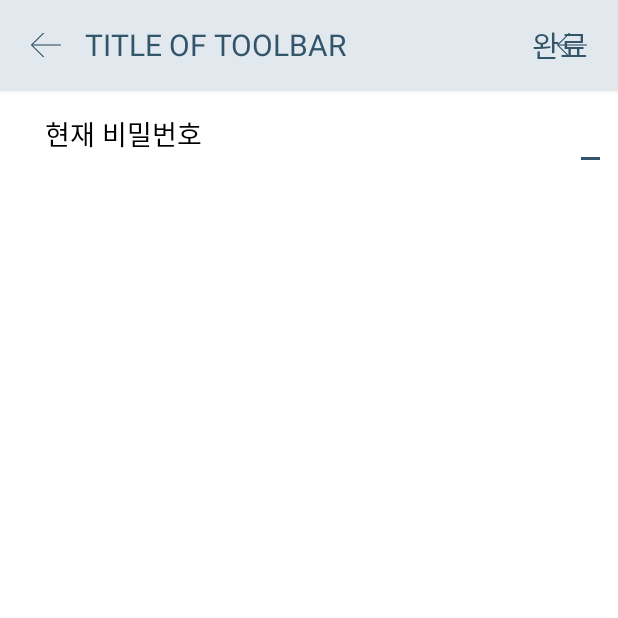
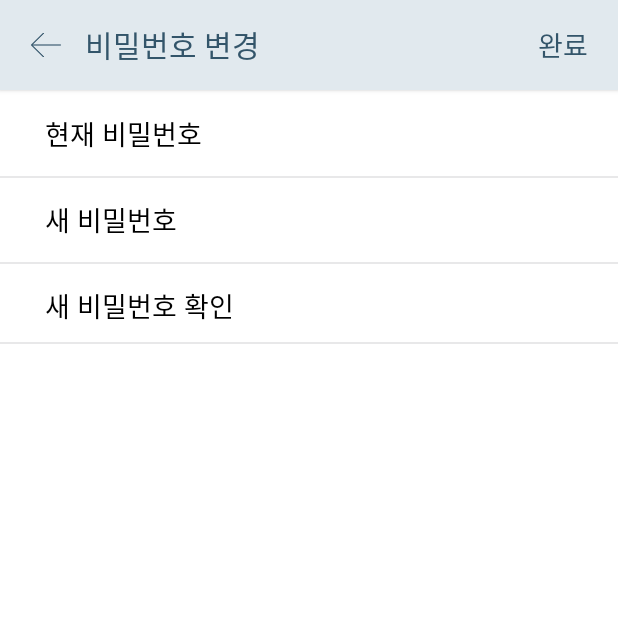
Before and after one commit to SignalHouse/Android-dear, an Android app: the PWUpdateActivity screen opened directly, with no data from a screen before it, on a phone screen of 412 x 824 dp, the top half of it. Run offline under Robolectric (Android 15) with nearby library versions, the phone set to English and light mode, and no system bars; our stand-ins replace ButterKnife.

Commit message:
pwupdate activity updated

```diff
--- a/app/src/main/java/nexters/com/dear/activity/PWUpdateActivity.java
+++ b/app/src/main/java/nexters/com/dear/activity/PWUpdateActivity.java
@@ -2,14 +2,47 @@ package nexters.com.dear.activity;
 
 import android.support.v7.app.AppCompatActivity;
 import android.os.Bundle;
+import android.support.v7.widget.Toolbar;
+import android.view.View;
+import android.widget.ImageView;
+import android.widget.TextView;
 
+import butterknife.BindView;
+import butterknife.ButterKnife;
+import butterknife.OnClick;
 import nexters.com.dear.R;
 
 public class PWUpdateActivity extends AppCompatActivity {
+    @BindView(R.id.pw_tool_bar)
+    Toolbar toolbar;
+    @BindView(R.id.tool_bar_base_title)
+    TextView txtTitle;
+    @BindView(R.id.tool_bar_base_btn)
+    ImageView btnBase;
+    @BindView(R.id.tool_bar_base_go_back)
+    ImageView btnGoBack;
+    @BindView(R.id.tool_bar_base_txt)
+    TextView txtComplete;
 
     @Override
     protected void onCreate(Bundle savedInstanceState) {
         super.onCreate(savedInstanceState);
         setContentView(R.layout.activity_pwupdate);
+
+        ButterKnife.bind(this);
+        setToolbar();
+    }
+
+    private void setToolbar(){
+        setSupportActionBar(toolbar);
+
+        txtTitle.setText("비밀번호 변경");
+        txtComplete.setVisibility(View.VISIBLE);
+        btnBase.setVisibility(View.GONE);
+    }
+
+    @OnClick(R.id.tool_bar_base_go_back)
+    void onGoBackClicked(){
+        finish();
     }
 }
--- a/app/src/main/res/layout/activity_pwupdate.xml
+++ b/app/src/main/res/layout/activity_pwupdate.xml
@@ -6,6 +6,7 @@
     android:layout_height="match_parent"
     tools:context=".activity.PWUpdateActivity"
     android:orientation="vertical"
+    android:background="#ffffff"
     >
 
     <include
@@ -14,44 +15,138 @@
 
     <android.support.constraint.ConstraintLayout
         android:layout_width="match_parent"
-        android:layout_height="match_parent"
+        android:layout_height="wrap_content"
         android:background="#ffffff"
         >
 
         <TextView
             android:id="@+id/pw_dscrp_cur_pw"
-            android:layout_width="wrap_content"
+            android:layout_width="0dp"
             android:layout_height="wrap_content"
-            android:layout_marginStart="30dp"
+            android:layout_marginBottom="8dp"
+            android:layout_marginStart="@dimen/margin_side_long"
             android:layout_marginTop="15dp"
             android:text="현재 비밀번호"
             android:textColor="#000000"
-            android:textSize="18dp"
+            android:textSize="@dimen/default_dscrp_size"
             app:layout_constraintBottom_toBottomOf="parent"
-            app:layout_constraintEnd_toEndOf="parent"
-            app:layout_constraintStart_toStartOf="parent"
+            app:layout_constraintLeft_toLeftOf="parent"
+            app:layout_constraintRight_toLeftOf="@id/pw_edit_cur_pw"
             app:layout_constraintTop_toTopOf="parent"
-            app:layout_constraintHorizontal_bias="0"
             app:layout_constraintVertical_bias="0"
             />
 
         <EditText
             android:id="@+id/pw_edit_cur_pw"
-            android:layout_width="wrap_content"
+            android:layout_width="0dp"
             android:layout_height="wrap_content"
             android:layout_marginBottom="8dp"
-
-            android:layout_marginEnd="8dp"
+            android:layout_marginEnd="@dimen/margin_side"
             android:layout_marginStart="8dp"
-            android:layout_marginTop="8dp"
+            android:layout_marginTop="15dp"
             android:inputType="textPassword"
+            android:textSize="@dimen/default_dscrp_size"
+            android:textColor="@color/colorGray"
+            android:background="@android:color/transparent"
             app:layout_constraintBottom_toBottomOf="parent"
-            app:layout_constraintEnd_toEndOf="parent"
-            app:layout_constraintStart_toEndOf="@+id/pw_dscrp_cur_pw"
+            app:layout_constraintRight_toRightOf="parent"
+            app:layout_constraintLeft_toRightOf="@id/pw_dscrp_cur_pw"
             app:layout_constraintTop_toTopOf="parent"
-            app:layout_constraintHorizontal_bias="1"
             app:layout_constraintVertical_bias="0"
             />
 
+        <View
+            android:id="@+id/view"
+            android:layout_width="match_parent"
+            android:layout_height="1dp"
+            android:alpha=".2"
+            android:background="@color/colorDivider"
+            app:layout_constraintBottom_toTopOf="@+id/pw_dscrp_new_pw"
+            app:layout_constraintTop_toBottomOf="@+id/pw_dscrp_cur_pw" />
+
+        <TextView
+            android:id="@+id/pw_dscrp_new_pw"
+            android:layout_width="0dp"
+            android:layout_height="wrap_content"
+            android:layout_marginBottom="8dp"
+            android:layout_marginStart="@dimen/margin_side_long"
+            android:layout_marginTop="@dimen/margin_side_long"
+            android:text="새 비밀번호"
+            android:textColor="#000000"
+            android:textSize="@dimen/default_dscrp_size"
+            app:layout_constraintBottom_toBottomOf="parent"
+            app:layout_constraintLeft_toLeftOf="parent"
+            app:layout_constraintTop_toBottomOf="@+id/pw_dscrp_cur_pw"
+            app:layout_constraintRight_toLeftOf="@id/pw_edit_new_pw"
+            app:layout_constraintVertical_bias="0"
+            />
+
+        <EditText
+            android:id="@+id/pw_edit_new_pw"
+            android:layout_width="0dp"
+            android:layout_height="wrap_content"
+            android:layout_marginBottom="8dp"
+            android:layout_marginEnd="@dimen/margin_side"
+            android:layout_marginStart="8dp"
+            android:layout_marginTop="@dimen/margin_side_long"
+            android:inputType="textPassword"
+            android:background="@android:color/transparent"
+            android:textColor="@color/colorGray"
+            app:layout_constraintBottom_toBottomOf="parent"
+            app:layout_constraintRight_toRightOf="parent"
+            app:layout_constraintLeft_toRightOf="@id/pw_dscrp_new_pw"
+            app:layout_constraintTop_toBottomOf="@+id/pw_edit_cur_pw"
+            app:layout_constraintVertical_bias="0"/>
+
+        <View
+            android:layout_width="match_parent"
+            android:layout_height="1dp"
+            android:background="@color/colorDivider"
+            android:alpha=".2"
+            app:layout_constraintBottom_toTopOf="@+id/pw_dscrp_new_pw_confirm"
+            app:layout_constraintTop_toBottomOf="@+id/pw_dscrp_new_pw" />
+
+        <TextView
+            android:id="@+id/pw_dscrp_new_pw_confirm"
+            android:layout_width="0dp"
+            android:layout_height="wrap_content"
+            android:layout_marginBottom="8dp"
+            android:layout_marginStart="@dimen/margin_side_long"
+            android:layout_marginTop="@dimen/margin_side_long"
+            android:text="새 비밀번호 확인"
+            android:textColor="#000000"
+            android:textSize="@dimen/default_dscrp_size"
+            app:layout_constraintBottom_toBottomOf="parent"
+            app:layout_constraintLeft_toLeftOf="parent"
+            app:layout_constraintTop_toBottomOf="@+id/pw_dscrp_new_pw"
+            app:layout_constraintRight_toLeftOf="@id/pw_edit_new_pw_confirm"
+            app:layout_constraintVertical_bias="0"
+            />
+
+        <EditText
+            android:id="@+id/pw_edit_new_pw_confirm"
+            android:layout_width="0dp"
+            android:layout_height="wrap_content"
+            android:layout_marginBottom="@dimen/margin_side_long"
+            android:layout_marginEnd="@dimen/margin_side"
+            android:layout_marginStart="8dp"
+            android:layout_marginTop="@dimen/margin_side_long"
+            android:inputType="textPassword"
+            android:background="@android:color/transparent"
+            android:textColor="@color/colorGray"
+            app:layout_constraintBottom_toBottomOf="parent"
+            app:layout_constraintRight_toRightOf="parent"
+            app:layout_constraintLeft_toRightOf="@id/pw_dscrp_new_pw_confirm"
+            app:layout_constraintTop_toBottomOf="@+id/pw_edit_new_pw"
+            app:layout_constraintVertical_bias="0"/>
+
+        <View
+            android:layout_width="match_parent"
+            android:layout_height="1dp"
+            android:background="@color/colorDivider"
+            android:alpha=".2"
+            app:layout_constraintBottom_toBottomOf="parent"
+            app:layout_constraintTop_toBottomOf="@+id/pw_dscrp_new_pw_confirm" />
+
     </android.support.constraint.ConstraintLayout>
 </LinearLayout>
--- a/app/src/main/res/layout/tool_bar_base.xml
+++ b/app/src/main/res/layout/tool_bar_base.xml
@@ -67,7 +67,7 @@
             android:layout_marginTop="8dp"
             android:text="완료"
             android:textColor="@color/colorPrimaryDark"
-            android:textSize="20dp"
+            android:textSize="18dp"
             app:layout_constraintBottom_toBottomOf="parent"
             app:layout_constraintEnd_toEndOf="parent"
             app:layout_constraintStart_toEndOf="@+id/tool_bar_base_title"
--- a/app/src/main/res/values/colors.xml
+++ b/app/src/main/res/values/colors.xml
@@ -5,4 +5,6 @@
     <color name="colorAccent">#33556a</color>
     <color name="colorBackground">#e1e9ee</color>
     <color name="buttonColor">#33556a</color>
+    <color name="colorDivider">#919195</color>
+    <color name="colorGray">#999999</color>
 </resources>
--- a/app/src/main/res/values/dimens.xml
+++ b/app/src/main/res/values/dimens.xml
@@ -3,5 +3,7 @@
     <dimen name="time_margin_hr_min">11dp</dimen>
     <dimen name="time_margin">2dp</dimen>
     <dimen name="margin_side">20dp</dimen>
+    <dimen name="margin_side_long">30dp</dimen>
     <dimen name="toolbar_height">60dp</dimen>
+    <dimen name="default_dscrp_size">18dp</dimen>
 </resources>
```
